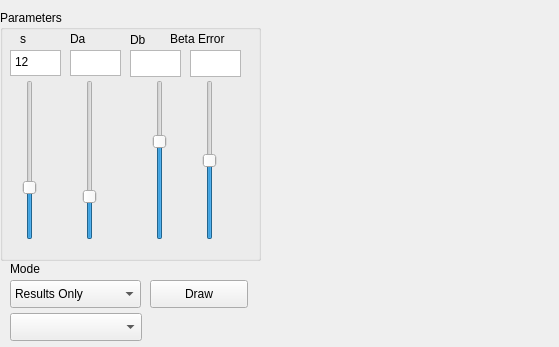
Old version of the form mainwindow.ui in the repository andrewrk/ReactionDiffusion.
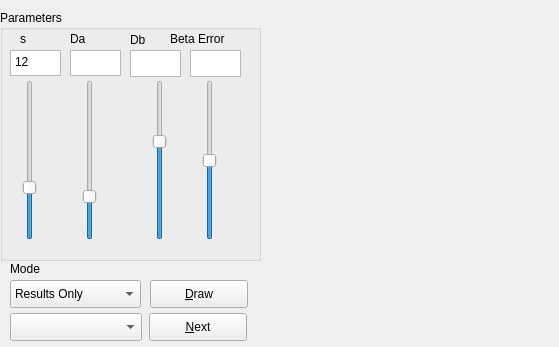
New version of the form.

```diff
--- a/mainwindow.ui
+++ b/mainwindow.ui
@@ -264,7 +264,7 @@
      </rect>
     </property>
     <property name="text">
-     <string>Draw</string>
+     <string>&amp;Draw</string>
     </property>
    </widget>
    <widget class="QLabel" name="label_out">
@@ -290,6 +290,19 @@
      </rect>
     </property>
    </widget>
+   <widget class="QPushButton" name="btn_next">
+    <property name="geometry">
+     <rect>
+      <x>149</x>
+      <y>313</y>
+      <width>98</width>
+      <height>28</height>
+     </rect>
+    </property>
+    <property name="text">
+     <string>&amp;Next</string>
+    </property>
+   </widget>
   </widget>
  </widget>
  <layoutdefault spacing="6" margin="11"/>
```
